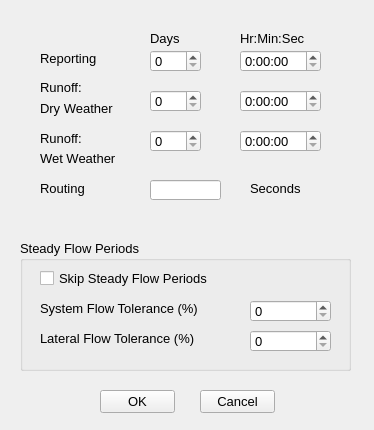
First picture: the form in src/ui/SWMM/frmTimeStepsDesigner.ui, repository USEPA/SWMM-EPANET_User_Interface, before the edit.
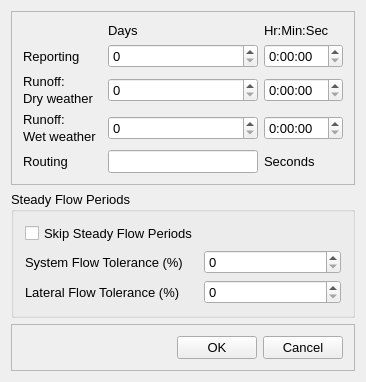
Second picture: the form after the edit.

Commit message: reformatted ui forms with better layouts

What changed in the file:
```diff
--- a/src/ui/SWMM/frmTimeStepsDesigner.ui
+++ b/src/ui/SWMM/frmTimeStepsDesigner.ui
@@ -6,8 +6,8 @@
    <rect>
     <x>0</x>
     <y>0</y>
-    <width>374</width>
-    <height>430</height>
+    <width>366</width>
+    <height>358</height>
    </rect>
   </property>
   <property name="font">
@@ -19,309 +19,266 @@
    <string>SWMM Time Steps Options</string>
   </property>
   <widget class="QWidget" name="centralWidget">
-   <widget class="QPushButton" name="cmdOK">
-    <property name="geometry">
-     <rect>
-      <x>100</x>
-      <y>390</y>
-      <width>75</width>
-      <height>23</height>
-     </rect>
-    </property>
-    <property name="text">
-     <string>OK</string>
-    </property>
-   </widget>
-   <widget class="QPushButton" name="cmdCancel">
-    <property name="geometry">
-     <rect>
-      <x>200</x>
-      <y>390</y>
-      <width>75</width>
-      <height>23</height>
-     </rect>
-    </property>
-    <property name="text">
-     <string>Cancel</string>
-    </property>
-   </widget>
-   <widget class="QGroupBox" name="gbxSteady">
-    <property name="geometry">
-     <rect>
-      <x>20</x>
-      <y>240</y>
-      <width>331</width>
-      <height>131</height>
-     </rect>
-    </property>
-    <property name="title">
-     <string>Steady Flow Periods</string>
-    </property>
-    <widget class="QCheckBox" name="cbxSkip">
-     <property name="geometry">
-      <rect>
-       <x>20</x>
-       <y>30</y>
-       <width>181</width>
-       <height>17</height>
-      </rect>
-     </property>
-     <property name="text">
-      <string>Skip Steady Flow Periods</string>
-     </property>
-    </widget>
-    <widget class="QLabel" name="lblSystem">
-     <property name="geometry">
-      <rect>
-       <x>20</x>
-       <y>60</y>
-       <width>171</width>
-       <height>16</height>
-      </rect>
-     </property>
-     <property name="text">
-      <string>System Flow Tolerance (%)</string>
-     </property>
-    </widget>
-    <widget class="QLabel" name="lblLateral">
-     <property name="geometry">
-      <rect>
-       <x>20</x>
-       <y>90</y>
-       <width>171</width>
-       <height>16</height>
-      </rect>
-     </property>
-     <property name="text">
-      <string>Lateral Flow Tolerance (%)</string>
-     </property>
-    </widget>
-    <widget class="QSpinBox" name="sbxSystem">
-     <property name="geometry">
-      <rect>
-       <x>230</x>
-       <y>60</y>
-       <width>81</width>
-       <height>22</height>
-      </rect>
-     </property>
-    </widget>
-    <widget class="QSpinBox" name="sbxLateral">
-     <property name="geometry">
-      <rect>
-       <x>230</x>
-       <y>90</y>
-       <width>81</width>
-       <height>22</height>
-      </rect>
-     </property>
-    </widget>
-   </widget>
-   <widget class="QLabel" name="lblReporting">
-    <property name="geometry">
-     <rect>
-      <x>40</x>
-      <y>50</y>
-      <width>101</width>
-      <height>16</height>
-     </rect>
-    </property>
-    <property name="text">
-     <string>Reporting</string>
-    </property>
-   </widget>
-   <widget class="QLabel" name="lblRunoff1">
-    <property name="geometry">
-     <rect>
-      <x>40</x>
-      <y>80</y>
-      <width>101</width>
-      <height>16</height>
-     </rect>
-    </property>
-    <property name="text">
-     <string>&lt;html&gt;&lt;head/&gt;&lt;body&gt;&lt;p&gt;Runoff:&lt;/p&gt;&lt;/body&gt;&lt;/html&gt;</string>
-    </property>
-   </widget>
-   <widget class="QLabel" name="lblDry">
-    <property name="geometry">
-     <rect>
-      <x>40</x>
-      <y>100</y>
-      <width>101</width>
-      <height>16</height>
-     </rect>
-    </property>
-    <property name="text">
-     <string>Dry Weather</string>
-    </property>
-   </widget>
-   <widget class="QLabel" name="lblWet">
-    <property name="geometry">
-     <rect>
-      <x>40</x>
-      <y>150</y>
-      <width>101</width>
-      <height>16</height>
-     </rect>
-    </property>
-    <property name="text">
-     <string>Wet Weather</string>
-    </property>
-   </widget>
-   <widget class="QLabel" name="lblRunoff2">
-    <property name="geometry">
-     <rect>
-      <x>40</x>
-      <y>130</y>
-      <width>101</width>
-      <height>16</height>
-     </rect>
-    </property>
-    <property name="text">
-     <string>Runoff:</string>
-    </property>
-   </widget>
-   <widget class="QLabel" name="lblRouting">
-    <property name="geometry">
-     <rect>
-      <x>40</x>
-      <y>180</y>
-      <width>101</width>
-      <height>16</height>
-     </rect>
-    </property>
-    <property name="text">
-     <string>Routing</string>
-    </property>
-   </widget>
-   <widget class="QLineEdit" name="txtRouting">
-    <property name="geometry">
-     <rect>
-      <x>150</x>
-      <y>180</y>
-      <width>71</width>
-      <height>20</height>
-     </rect>
-    </property>
-   </widget>
-   <widget class="QLabel" name="lblSeconds">
-    <property name="geometry">
-     <rect>
-      <x>250</x>
-      <y>180</y>
-      <width>101</width>
-      <height>16</height>
-     </rect>
-    </property>
-    <property name="text">
-     <string>Seconds</string>
-    </property>
-   </widget>
-   <widget class="QSpinBox" name="sbxReportDay">
-    <property name="geometry">
-     <rect>
-      <x>150</x>
-      <y>50</y>
-      <width>51</width>
-      <height>22</height>
-     </rect>
-    </property>
-   </widget>
-   <widget class="QSpinBox" name="sbxDry">
-    <property name="geometry">
-     <rect>
-      <x>150</x>
-      <y>90</y>
-      <width>51</width>
-      <height>22</height>
-     </rect>
-    </property>
-   </widget>
-   <widget class="QSpinBox" name="sbxWet">
-    <property name="geometry">
-     <rect>
-      <x>150</x>
-      <y>130</y>
-      <width>51</width>
-      <height>22</height>
-     </rect>
-    </property>
-   </widget>
-   <widget class="QLabel" name="lblDays">
-    <property name="geometry">
-     <rect>
-      <x>150</x>
-      <y>30</y>
-      <width>101</width>
-      <height>16</height>
-     </rect>
-    </property>
-    <property name="text">
-     <string>Days</string>
-    </property>
-   </widget>
-   <widget class="QLabel" name="lblHr">
-    <property name="geometry">
-     <rect>
-      <x>240</x>
-      <y>30</y>
-      <width>101</width>
-      <height>16</height>
-     </rect>
-    </property>
-    <property name="text">
-     <string>Hr:Min:Sec</string>
-    </property>
-   </widget>
-   <widget class="QTimeEdit" name="tmeReport">
-    <property name="geometry">
-     <rect>
-      <x>240</x>
-      <y>50</y>
-      <width>81</width>
-      <height>22</height>
-     </rect>
-    </property>
-    <property name="showGroupSeparator" stdset="0">
-     <bool>false</bool>
-    </property>
-    <property name="displayFormat">
-     <string>h:mm:ss</string>
-    </property>
-   </widget>
-   <widget class="QTimeEdit" name="tmeDry">
-    <property name="geometry">
-     <rect>
-      <x>240</x>
-      <y>90</y>
-      <width>81</width>
-      <height>22</height>
-     </rect>
-    </property>
-    <property name="showGroupSeparator" stdset="0">
-     <bool>false</bool>
-    </property>
-    <property name="displayFormat">
-     <string>h:mm:ss</string>
-    </property>
-   </widget>
-   <widget class="QTimeEdit" name="tmeWet">
-    <property name="geometry">
-     <rect>
-      <x>240</x>
-      <y>130</y>
-      <width>81</width>
-      <height>22</height>
-     </rect>
-    </property>
-    <property name="showGroupSeparator" stdset="0">
-     <bool>false</bool>
-    </property>
-    <property name="displayFormat">
-     <string>h:mm:ss</string>
-    </property>
-   </widget>
+   <layout class="QVBoxLayout" name="verticalLayout">
+    <item>
+     <widget class="QFrame" name="frame_2">
+      <property name="frameShape">
+       <enum>QFrame::StyledPanel</enum>
+      </property>
+      <property name="frameShadow">
+       <enum>QFrame::Raised</enum>
+      </property>
+      <layout class="QGridLayout" name="gridLayout">
+       <item row="0" column="0">
+        <widget class="QLabel" name="label">
+         <property name="text">
+          <string/>
+         </property>
+        </widget>
+       </item>
+       <item row="0" column="1">
+        <widget class="QLabel" name="lblDays">
+         <property name="text">
+          <string>Days</string>
+         </property>
+        </widget>
+       </item>
+       <item row="0" column="2">
+        <widget class="QLabel" name="lblHr">
+         <property name="text">
+          <string>Hr:Min:Sec</string>
+         </property>
+        </widget>
+       </item>
+       <item row="1" column="0">
+        <widget class="QLabel" name="lblReporting">
+         <property name="text">
+          <string>Reporting</string>
+         </property>
+        </widget>
+       </item>
+       <item row="1" column="1">
+        <widget class="QSpinBox" name="sbxReportDay">
+         <property name="maximumSize">
+          <size>
+           <width>150</width>
+           <height>16777215</height>
+          </size>
+         </property>
+        </widget>
+       </item>
+       <item row="1" column="2">
+        <widget class="QTimeEdit" name="tmeReport">
+         <property name="minimumSize">
+          <size>
+           <width>70</width>
+           <height>0</height>
+          </size>
+         </property>
+         <property name="showGroupSeparator" stdset="0">
+          <bool>false</bool>
+         </property>
+         <property name="displayFormat">
+          <string>h:mm:ss</string>
+         </property>
+        </widget>
+       </item>
+       <item row="2" column="0">
+        <widget class="QLabel" name="lblRunoffDry">
+         <property name="text">
+          <string>&lt;!DOCTYPE HTML PUBLIC &quot;-//W3C//DTD HTML 4.0//EN&quot; &quot;http://www.w3.org/TR/REC-html40/strict.dtd&quot;&gt;
+&lt;html&gt;&lt;head&gt;&lt;meta name=&quot;qrichtext&quot; content=&quot;1&quot; /&gt;&lt;style type=&quot;text/css&quot;&gt;
+p, li { white-space: pre-wrap; }
+&lt;/style&gt;&lt;/head&gt;&lt;body style=&quot; font-family:'MS Shell Dlg 2'; font-size:10pt; font-weight:400; font-style:normal;&quot;&gt;
+&lt;p style=&quot; margin-top:2px; margin-bottom:2px; margin-left:0px; margin-right:0px; -qt-block-indent:0; text-indent:0px;&quot;&gt;Runoff:&lt;/p&gt;
+&lt;p style=&quot; margin-top:2px; margin-bottom:2px; margin-left:0px; margin-right:0px; -qt-block-indent:0; text-indent:0px;&quot;&gt;Dry weather&lt;/p&gt;&lt;/body&gt;&lt;/html&gt;</string>
+         </property>
+         <property name="textFormat">
+          <enum>Qt::AutoText</enum>
+         </property>
+        </widget>
+       </item>
+       <item row="2" column="1">
+        <widget class="QSpinBox" name="sbxDry">
+         <property name="maximumSize">
+          <size>
+           <width>150</width>
+           <height>16777215</height>
+          </size>
+         </property>
+        </widget>
+       </item>
+       <item row="2" column="2">
+        <widget class="QTimeEdit" name="tmeDry">
+         <property name="minimumSize">
+          <size>
+           <width>70</width>
+           <height>0</height>
+          </size>
+         </property>
+         <property name="showGroupSeparator" stdset="0">
+          <bool>false</bool>
+         </property>
+         <property name="displayFormat">
+          <string>h:mm:ss</string>
+         </property>
+        </widget>
+       </item>
+       <item row="3" column="0">
+        <widget class="QLabel" name="lblRunoffWet">
+         <property name="text">
+          <string>&lt;!DOCTYPE HTML PUBLIC &quot;-//W3C//DTD HTML 4.0//EN&quot; &quot;http://www.w3.org/TR/REC-html40/strict.dtd&quot;&gt;
+&lt;html&gt;&lt;head&gt;&lt;meta name=&quot;qrichtext&quot; content=&quot;1&quot; /&gt;&lt;style type=&quot;text/css&quot;&gt;
+p, li { white-space: pre-wrap; }
+&lt;/style&gt;&lt;/head&gt;&lt;body style=&quot; font-family:'MS Shell Dlg 2'; font-size:10pt; font-weight:400; font-style:normal;&quot;&gt;
+&lt;p style=&quot; margin-top:2px; margin-bottom:2px; margin-left:0px; margin-right:0px; -qt-block-indent:0; text-indent:0px;&quot;&gt;Runoff:&lt;/p&gt;
+&lt;p style=&quot; margin-top:2px; margin-bottom:2px; margin-left:0px; margin-right:0px; -qt-block-indent:0; text-indent:0px;&quot;&gt;Wet weather&lt;/p&gt;&lt;/body&gt;&lt;/html&gt;</string>
+         </property>
+        </widget>
+       </item>
+       <item row="3" column="1">
+        <widget class="QSpinBox" name="sbxWet">
+         <property name="maximumSize">
+          <size>
+           <width>150</width>
+           <height>16777215</height>
+          </size>
+         </property>
+        </widget>
+       </item>
+       <item row="3" column="2">
+        <widget class="QTimeEdit" name="tmeWet">
+         <property name="minimumSize">
+          <size>
+           <width>70</width>
+           <height>0</height>
+          </size>
+         </property>
+         <property name="showGroupSeparator" stdset="0">
+          <bool>false</bool>
+         </property>
+         <property name="displayFormat">
+          <string>h:mm:ss</string>
+         </property>
+        </widget>
+       </item>
+       <item row="4" column="0">
+        <widget class="QLabel" name="lblRouting">
+         <property name="text">
+          <string>Routing</string>
+         </property>
+        </widget>
+       </item>
+       <item row="4" column="1">
+        <widget class="QLineEdit" name="txtRouting">
+         <property name="maximumSize">
+          <size>
+           <width>150</width>
+           <height>16777215</height>
+          </size>
+         </property>
+        </widget>
+       </item>
+       <item row="4" column="2">
+        <widget class="QLabel" name="lblSeconds">
+         <property name="text">
+          <string>Seconds</string>
+         </property>
+        </widget>
+       </item>
+      </layout>
+     </widget>
+    </item>
+    <item>
+     <widget class="QGroupBox" name="gbxSteady">
+      <property name="title">
+       <string>Steady Flow Periods</string>
+      </property>
+      <layout class="QFormLayout" name="formLayout">
+       <item row="0" column="0">
+        <widget class="QCheckBox" name="cbxSkip">
+         <property name="text">
+          <string>Skip Steady Flow Periods</string>
+         </property>
+        </widget>
+       </item>
+       <item row="1" column="0">
+        <widget class="QLabel" name="lblSystem">
+         <property name="text">
+          <string>System Flow Tolerance (%)</string>
+         </property>
+        </widget>
+       </item>
+       <item row="1" column="1">
+        <widget class="QSpinBox" name="sbxSystem">
+         <property name="maximumSize">
+          <size>
+           <width>150</width>
+           <height>16777215</height>
+          </size>
+         </property>
+        </widget>
+       </item>
+       <item row="2" column="0">
+        <widget class="QLabel" name="lblLateral">
+         <property name="text">
+          <string>Lateral Flow Tolerance (%)</string>
+         </property>
+        </widget>
+       </item>
+       <item row="2" column="1">
+        <widget class="QSpinBox" name="sbxLateral">
+         <property name="maximumSize">
+          <size>
+           <width>150</width>
+           <height>16777215</height>
+          </size>
+         </property>
+        </widget>
+       </item>
+      </layout>
+     </widget>
+    </item>
+    <item>
+     <widget class="QFrame" name="frame">
+      <property name="frameShape">
+       <enum>QFrame::StyledPanel</enum>
+      </property>
+      <property name="frameShadow">
+       <enum>QFrame::Raised</enum>
+      </property>
+      <layout class="QHBoxLayout" name="horizontalLayout">
+       <item>
+        <spacer name="horizontalSpacer">
+         <property name="orientation">
+          <enum>Qt::Horizontal</enum>
+         </property>
+         <property name="sizeHint" stdset="0">
+          <size>
+           <width>163</width>
+           <height>20</height>
+          </size>
+         </property>
+        </spacer>
+       </item>
+       <item>
+        <widget class="QPushButton" name="cmdOK">
+         <property name="text">
+          <string>OK</string>
+         </property>
+        </widget>
+       </item>
+       <item>
+        <widget class="QPushButton" name="cmdCancel">
+         <property name="text">
+          <string>Cancel</string>
+         </property>
+        </widget>
+       </item>
+      </layout>
+     </widget>
+    </item>
+   </layout>
   </widget>
  </widget>
  <layoutdefault spacing="6" margin="11"/>
```
Left out of the diff: 14 changed lines with no effect on the pictures. The commit also changes 7 other files.
